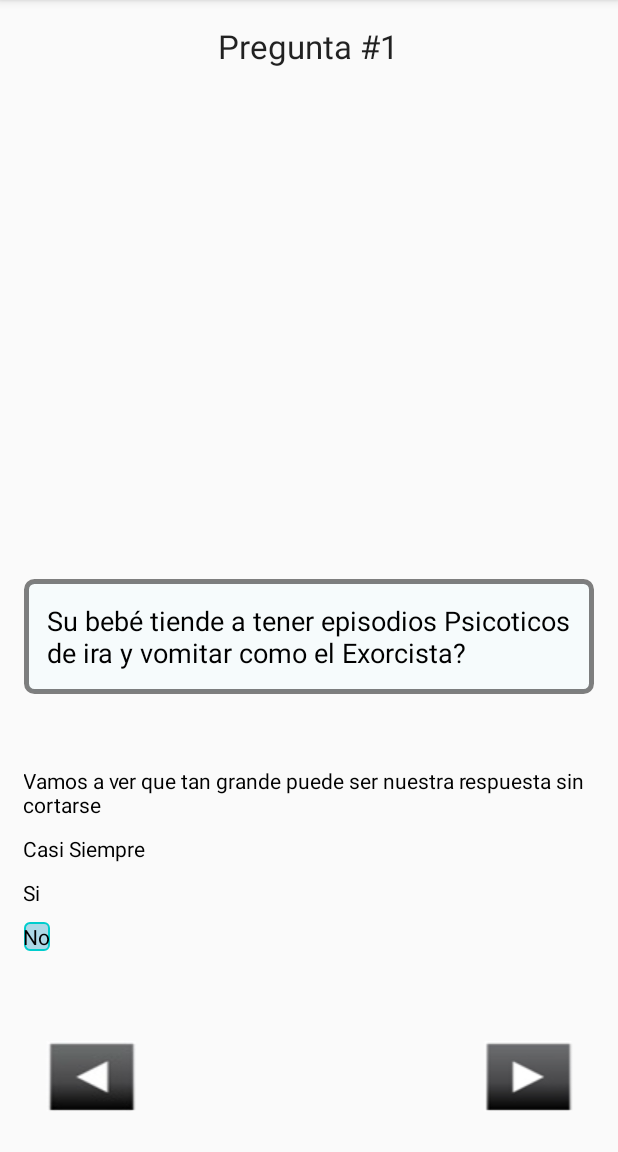
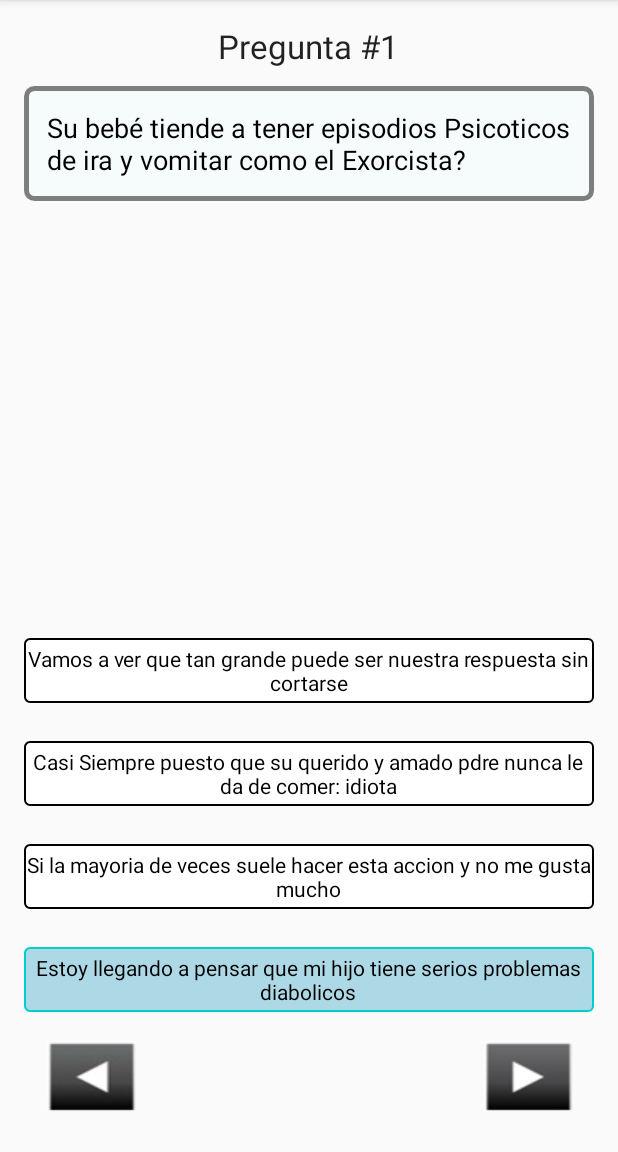
Before and after one commit to luisrra17/BabyCare, an Android app: the screen it shows after launch (MainActivity), on a phone screen of 412 x 824 dp, the part 84-1236 px from its top. Run offline under Robolectric (Android 15) with nearby library versions, the phone set to English and light mode, and no system bars.

Commit message:
Pantalla Preguntas Ready

```diff
--- a/app/src/main/res/drawable/custombuttonbackground.xml
+++ b/app/src/main/res/drawable/custombuttonbackground.xml
@@ -2,11 +2,12 @@
 <selector xmlns:android="http://schemas.android.com/apk/res/android" >
 
 
-    <item android:state_pressed="true" >
+    <item android:state_checked="false">
         <shape android:shape="rectangle" >
             <corners android:radius="3dip" />
-            <stroke android:width="1dip" android:color="#319b66" />
-            <solid android:color="#50c88c" />
+            <stroke android:width="1dip" android:color="#000" />
+            <padding android:bottom="4dp" android:top="4dp"/>
+            <solid android:color="#fff" />
         </shape>
     </item>
 
@@ -15,8 +16,8 @@
         <shape android:shape="rectangle" >
             <corners android:radius="3dip" />
             <stroke android:width="1dip" android:color="#00cdcd" />
+            <padding android:bottom="4dp" android:top="4dp"/>
             <solid android:color="#ADD8E6" />
-
         </shape>
     </item>
 
--- a/app/src/main/res/layout/activity_main.xml
+++ b/app/src/main/res/layout/activity_main.xml
@@ -13,49 +13,55 @@
         android:id="@+id/radioGroup1"
         android:layout_width="wrap_content"
         android:layout_height="wrap_content"
-        android:layout_alignParentBottom="true"
-        android:layout_centerHorizontal="true"
-        android:layout_marginBottom="118dp">
+        android:layout_above="@+id/button"
+        android:layout_alignStart="@+id/textView">
 
         <RadioButton
             android:id="@+id/radio1"
+            android:gravity="center"
             android:layout_width="wrap_content"
             android:layout_height="wrap_content"
             android:background="@drawable/custombuttonbackground"
             android:button="@android:color/transparent"
             android:checked="true"
-            android:layout_marginTop="10dp"
-            android:text="Vamos a ver que tan grande puede ser nuestra respuesta sin cortarse" />
+            android:text="Vamos a ver que tan grande puede ser nuestra respuesta sin cortarse"
+            android:layout_marginBottom="10dp" />
 
         <RadioButton
             android:id="@+id/radio2"
+            android:gravity="center"
             android:layout_width="wrap_content"
             android:layout_height="wrap_content"
             android:background="@drawable/custombuttonbackground"
             android:button="@android:color/transparent"
             android:checked="true"
-            android:layout_marginTop="10dp"
-            android:text="Casi Siempre" />
+            android:layout_marginTop="15dp"
+            android:text="Casi Siempre puesto que su querido y amado pdre nunca le da de comer: idiota"
+            android:layout_marginBottom="10dp" />
 
         <RadioButton
             android:id="@+id/radio3"
+            android:gravity="center"
             android:layout_width="wrap_content"
             android:layout_height="wrap_content"
             android:background="@drawable/custombuttonbackground"
             android:button="@android:color/transparent"
             android:checked="true"
-            android:layout_marginTop="10dp"
-            android:text="Si" />
+            android:layout_marginTop="15dp"
+            android:text="Si la mayoria de veces suele hacer esta accion y no me gusta mucho"
+            android:layout_marginBottom="10dp" />
 
         <RadioButton
             android:id="@+id/radio4"
+            android:gravity="center"
             android:layout_width="wrap_content"
             android:layout_height="wrap_content"
             android:background="@drawable/custombuttonbackground"
             android:button="@android:color/transparent"
             android:checked="true"
-            android:layout_marginTop="10dp"
-            android:text="No" />
+            android:layout_marginTop="15dp"
+            android:text="Estoy llegando a pensar que mi hijo tiene serios problemas diabolicos"
+            android:layout_marginBottom="7dp" />
 
     </RadioGroup>
 
@@ -68,9 +74,9 @@
         android:padding="15dp"
         android:textSize="18dp"
         android:background="@drawable/textbg"
-        android:layout_above="@+id/radioGroup1"
-        android:layout_alignParentStart="true"
-        android:layout_marginBottom="38dp" />
+        android:layout_below="@+id/textView2"
+        android:layout_centerHorizontal="true"
+        android:layout_marginTop="0dp" />
 
     <TextView
         android:layout_width="wrap_content"
@@ -78,6 +84,7 @@
         android:textAppearance="?android:attr/textAppearanceLarge"
         android:text="Pregunta #1"
         android:id="@+id/textView2"
+        android:layout_marginBottom="12dp"
         android:layout_alignParentTop="true"
         android:layout_centerHorizontal="true" />
 
```
